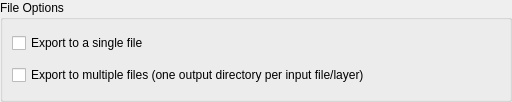
The window that src/qt-widgets/ExportFileOptionsWidgetUi.ui (GPlates/GPlates) describes before a commit, drawn with Qt 5.
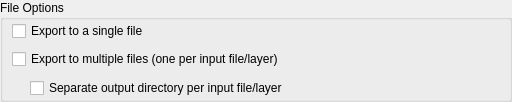
The same window after the commit.

Commit message: (trunk) Add export file option to save each exported files (for multiples files) to its own directory (based on the filename) or not.

What changed in the file:
```diff
--- a/src/qt-widgets/ExportFileOptionsWidgetUi.ui
+++ b/src/qt-widgets/ExportFileOptionsWidgetUi.ui
@@ -43,12 +43,44 @@
        </widget>
       </item>
       <item>
-       <widget class="QCheckBox" name="checkBox_export_to_multiple_files">
-        <property name="text">
-         <string>Export to multiple files (one output directory per input file/layer)</string>
-        </property>
+       <widget class="QWidget" name="multiple_files_options_widget" native="true">
+        <layout class="QHBoxLayout" name="horizontalLayout">
+         <property name="leftMargin">
+          <number>0</number>
+         </property>
+         <property name="topMargin">
+          <number>1</number>
+         </property>
+         <property name="bottomMargin">
+          <number>1</number>
+         </property>
+         <item>
+          <widget class="QCheckBox" name="checkBox_export_to_multiple_files">
+           <property name="text">
+            <string>Export to multiple files (one per input file/layer)</string>
+           </property>
+          </widget>
+         </item>
+        </layout>
        </widget>
       </item>
+      <item>
+       <layout class="QHBoxLayout" name="layout_separate_output_directory">
+        <property name="spacing">
+         <number>0</number>
+        </property>
+        <property name="leftMargin">
+         <number>18</number>
+        </property>
+        <item>
+         <widget class="QCheckBox" name="checkBox_separate_output_directory_per_file">
+          <property name="text">
+           <string>Separate output directory per input file/layer</string>
+          </property>
+         </widget>
+        </item>
+       </layout>
+      </item>
      </layout>
     </widget>
    </item>
```
The commit also changes 18 other files.
